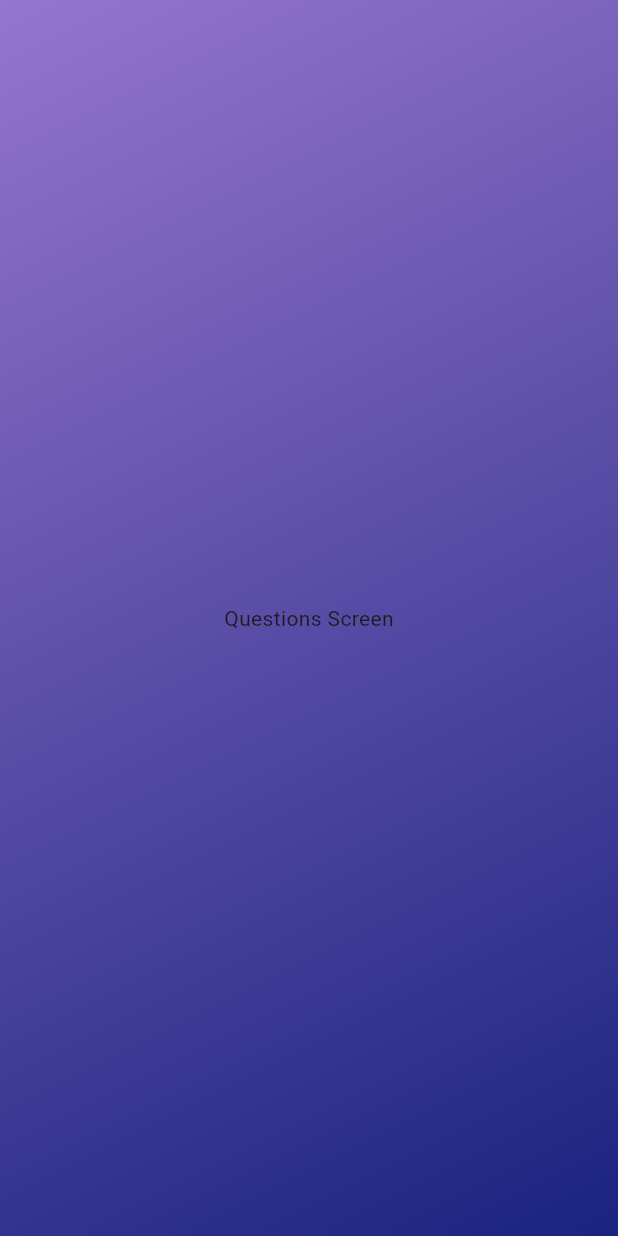
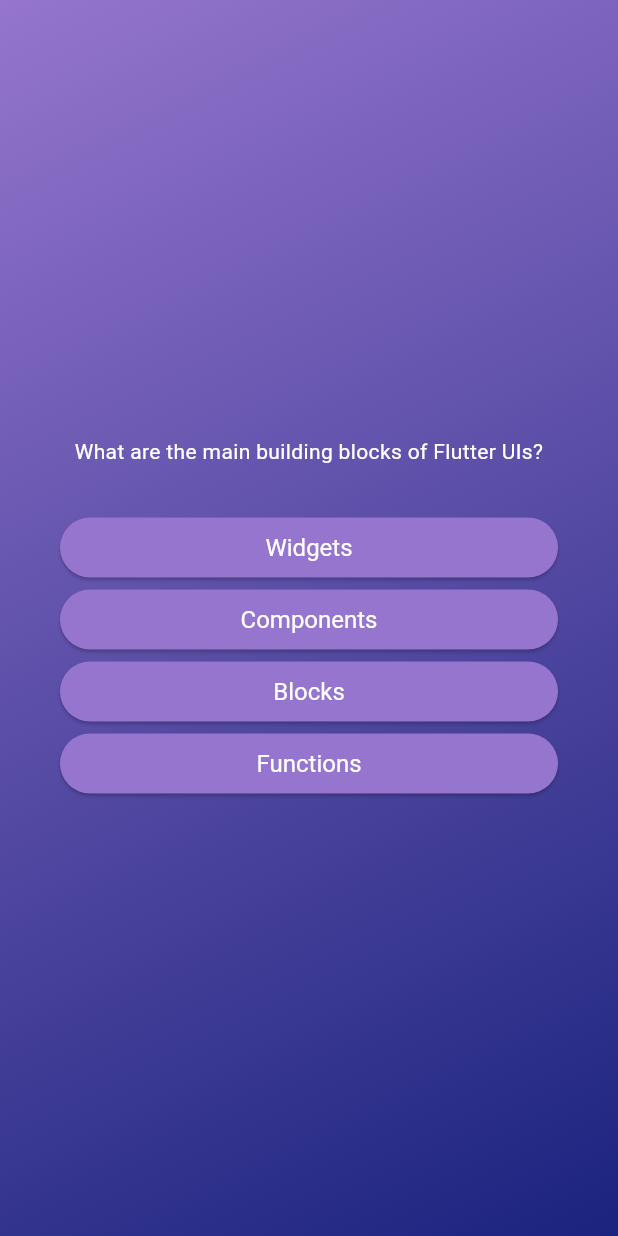
Before and after one commit to NeeDaimDark/quiz_app, a Flutter app: the screen it shows after launch, after a tap on "Start Quiz", on a phone screen of 412 x 824 dp. Run offline on Flutter 3.47's test engine with Material 3 defaults, Android fonts, the phone set to English and light mode, and no system bars.

Commit message:
setting questions AND UI

```diff
--- /dev/null
+++ b/lib/answer_button.dart
@@ -0,0 +1,31 @@
+import 'package:flutter/material.dart';
+class AnswerButton extends StatelessWidget {
+  const AnswerButton({
+    super.key,
+    required this.answerText,
+    required this.onTap,
+});
+  final String answerText ;
+  final void Function() onTap;
+  @override
+  Widget build(BuildContext context) {
+    return ElevatedButton(
+      onPressed: onTap,
+      style: ElevatedButton.styleFrom(
+        backgroundColor: Colors.deepPurple.shade300,
+        foregroundColor: Colors.white,
+        shape: RoundedRectangleBorder(
+          borderRadius: BorderRadius.circular(40),
+        ),
+        padding: const EdgeInsets.symmetric(
+          horizontal: 40,
+          vertical: 10,
+        ),
+        textStyle: const TextStyle(
+          fontSize: 16,
+        ),
+      ),
+      child: Text(answerText),
+    );
+  }
+}
--- /dev/null
+++ b/lib/data/questions.dart
@@ -0,0 +1,54 @@
+import 'package:quiz_app/models/quiz_question.dart';
+const questions = [
+  QuizQuestion(
+    'What are the main building blocks of Flutter UIs?',
+    [
+      'Widgets',
+      'Components',
+      'Blocks',
+      'Functions',
+    ],
+  ),
+  QuizQuestion('How are Flutter UIs built?', [
+    'By combining widgets in code',
+    'By combining widgets in a visual editor',
+    'By defining widgets in config files',
+    'By using XCode for iOS and Android Studio for Android',
+  ]),
+  QuizQuestion(
+    'What\'s the purpose of a StatefulWidget?',
+    [
+      'Update UI as data changes',
+      'Update data as UI changes',
+      'Ignore data changes',
+      'Render UI that does not depend on data',
+    ],
+  ),
+  QuizQuestion(
+    'Which widget should you try to use more often: StatelessWidget or StatefulWidget?',
+    [
+      'StatelessWidget',
+      'StatefulWidget',
+      'Both are equally good',
+      'None of the above',
+    ],
+  ),
+  QuizQuestion(
+    'What happens if you change data in a StatelessWidget?',
+    [
+      'The UI is not updated',
+      'The UI is updated',
+      'The closest StatefulWidget is updated',
+      'Any nested StatefulWidgets are updated',
+    ],
+  ),
+  QuizQuestion(
+    'How should you update data inside of StatefulWidgets?',
+    [
+      'By calling setState()',
+      'By calling updateData()',
+      'By calling updateUI()',
+      'By calling updateState()',
+    ],
+  ),
+];
--- /dev/null
+++ b/lib/models/quiz_question.dart
@@ -0,0 +1,5 @@
+class QuizQuestion {
+  final String question;
+  final List<String> options;
+  const QuizQuestion(this.question, this.options);
+}
--- a/lib/questions_screen.dart
+++ b/lib/questions_screen.dart
@@ -1,5 +1,6 @@
 import 'package:flutter/material.dart';
-
+import 'package:quiz_app/answer_button.dart';
+import 'package:quiz_app/data/questions.dart';
 class QuestionsScreen extends StatefulWidget {
    QuestionsScreen({super.key});
 
@@ -13,8 +14,30 @@ class QuestionsScreen extends StatefulWidget {
 class _QuestionsScreenState extends State<QuestionsScreen> {
   @override
   Widget build(context) {
-    return Center(
-        child: Text('Questions Screen'),
+    final currentQuestion = questions[0];
+    return Container(
+      margin: const EdgeInsets.all(40),
+      child: SizedBox(
+        width: double.infinity,
+
+        child: Column(
+          mainAxisAlignment: MainAxisAlignment.center,
+            crossAxisAlignment: CrossAxisAlignment.stretch,
+            children: [
+              Text(
+                 currentQuestion.question,
+                 textAlign: TextAlign.center,
+                 style: const TextStyle(
+                   color: Colors.white,
+                 ),
+              ),
+              const SizedBox(height: 30),
+              ...currentQuestion.options.map((answer){
+                return AnswerButton(answerText: answer, onTap: (){});
+              }),
+            ],
+        ),
+      ),
     );
   }
 }
--- a/lib/quiz.dart
+++ b/lib/quiz.dart
@@ -15,19 +15,21 @@ class Quiz extends StatefulWidget{
 
 
 class _QuizState extends State<Quiz>{
-   Widget? activeScreen ;
-  @override
-  void initState() {
-    activeScreen = StartScreen(switchScreen);
-    super.initState();
-  }
+ var activeScreen = 'start-screen';
+
+
   void switchScreen(){
     setState(() {
-      activeScreen = QuestionsScreen();
+      activeScreen = 'questions-screen';
     });
   }
   @override
   Widget build(context) {
+    Widget screenWidget = StartScreen(switchScreen);
+    if(activeScreen == 'questions-screen'){
+      screenWidget = QuestionsScreen();
+    }
+
     return MaterialApp(
       home: Scaffold(
 
@@ -42,8 +44,7 @@ class _QuizState extends State<Quiz>{
                 end: Alignment.bottomRight
             ),
           ),
-          child: activeScreen,
-
+          child: screenWidget,
         ),
 
       ),
```
